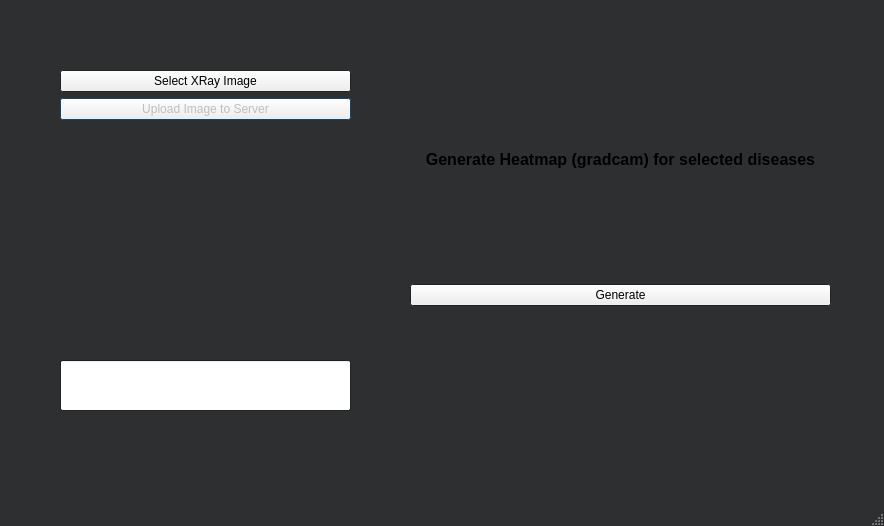
First picture: the form in Medical-ML-Frontend/mainwindow.ui, repository Diecaal/TFG-Medical-ML-App, before the edit.
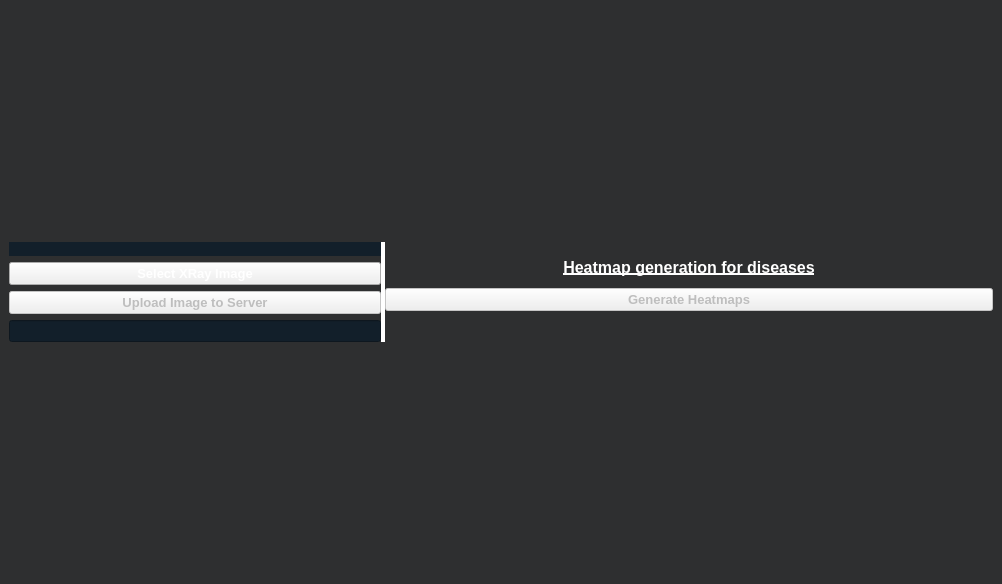
Second picture: the form after the edit.

Patch:
```diff
--- a/Medical-ML-Frontend/mainwindow.ui
+++ b/Medical-ML-Frontend/mainwindow.ui
@@ -6,10 +6,28 @@
    <rect>
     <x>0</x>
     <y>0</y>
-    <width>884</width>
-    <height>526</height>
+    <width>1002</width>
+    <height>584</height>
    </rect>
   </property>
+  <property name="sizePolicy">
+   <sizepolicy hsizetype="Fixed" vsizetype="Fixed">
+    <horstretch>0</horstretch>
+    <verstretch>0</verstretch>
+   </sizepolicy>
+  </property>
+  <property name="minimumSize">
+   <size>
+    <width>1002</width>
+    <height>584</height>
+   </size>
+  </property>
+  <property name="maximumSize">
+   <size>
+    <width>2000</width>
+    <height>1000</height>
+   </size>
+  </property>
   <property name="palette">
    <palette>
     <active>
@@ -47,6 +65,11 @@
     </disabled>
    </palette>
   </property>
+  <property name="font">
+   <font>
+    <underline>true</underline>
+   </font>
+  </property>
   <property name="windowTitle">
    <string>XRay ML Services</string>
   </property>
@@ -56,22 +79,69 @@
   <property name="autoFillBackground">
    <bool>false</bool>
   </property>
+  <property name="styleSheet">
+   <string notr="true"/>
+  </property>
   <widget class="QWidget" name="centralwidget">
    <property name="autoFillBackground">
     <bool>false</bool>
    </property>
-   <widget class="QWidget" name="formLayoutWidget">
-    <property name="geometry">
-     <rect>
-      <x>60</x>
-      <y>50</y>
-      <width>291</width>
-      <height>281</height>
-     </rect>
-    </property>
+   <property name="styleSheet">
+    <string notr="true">background-color:rgba(16, 30, 41, 240);
+padding: 10px;
+
+QPushButton#pushButton{
+background-color:rgba(2, 65, 118, 255);
+color:rgba(255, 255, 255, 200);
+border-radius:5px;
+border-width: 6px;
+border-color: white;
+}
+QPushButton#pushButton:pressed{
+padding-left:5px;
+padding-top:5px;
+background-color:rgba(2, 65, 118, 100);
+background-position:calc(100% - 10px)center;
+}
+QPushButton#pushButton:hover{
+background-color:rgba(2, 65, 118, 200);
+}</string>
+   </property>
+   <layout class="QHBoxLayout" name="horizontalLayout">
+    <item>
+     <widget class="QSplitter" name="splitter">
+      <property name="styleSheet">
+       <string notr="true">QSplitter::handle {
+    background: white;
+}</string>
+      </property>
+      <property name="frameShape">
+       <enum>QFrame::NoFrame</enum>
+      </property>
+      <property name="frameShadow">
+       <enum>QFrame::Plain</enum>
+      </property>
+      <property name="orientation">
+       <enum>Qt::Horizontal</enum>
+      </property>
+      <widget class="QWidget" name="">
+       <layout class="QVBoxLayout" name="verticalLayout_2">
+        <item>
     <layout class="QFormLayout" name="formLayout">
-     <item row="0" column="1">
+          <item row="0" column="0" colspan="2">
       <widget class="QLabel" name="labelUpload">
+            <property name="sizePolicy">
+             <sizepolicy hsizetype="Expanding" vsizetype="Expanding">
+              <horstretch>0</horstretch>
+              <verstretch>0</verstretch>
+             </sizepolicy>
+            </property>
+            <property name="autoFillBackground">
+             <bool>false</bool>
+            </property>
+            <property name="styleSheet">
+             <string notr="true">background-color:rgba(16, 30, 41, 240);</string>
+            </property>
        <property name="text">
         <string/>
        </property>
@@ -79,9 +149,24 @@
      </item>
      <item row="1" column="0" colspan="2">
       <widget class="QPushButton" name="buttonUpload">
+            <property name="sizePolicy">
+             <sizepolicy hsizetype="Minimum" vsizetype="Preferred">
+              <horstretch>0</horstretch>
+              <verstretch>0</verstretch>
+             </sizepolicy>
+            </property>
+            <property name="font">
+             <font>
+              <pointsize>10</pointsize>
+              <bold>true</bold>
+             </font>
+            </property>
        <property name="toolTip">
         <string>&lt;html&gt;&lt;head/&gt;&lt;body&gt;&lt;p&gt;U&lt;/p&gt;&lt;/body&gt;&lt;/html&gt;</string>
        </property>
+            <property name="styleSheet">
+             <string notr="true">color: white;</string>
+            </property>
        <property name="text">
         <string>Select XRay Image</string>
        </property>
@@ -92,44 +177,64 @@
        <property name="enabled">
         <bool>false</bool>
        </property>
+            <property name="sizePolicy">
+             <sizepolicy hsizetype="Minimum" vsizetype="Preferred">
+              <horstretch>0</horstretch>
+              <verstretch>0</verstretch>
+             </sizepolicy>
+            </property>
+            <property name="font">
+             <font>
+              <pointsize>10</pointsize>
+              <bold>true</bold>
+             </font>
+            </property>
+            <property name="styleSheet">
+             <string notr="true">:enabled {color: white; }
+</string>
+            </property>
        <property name="text">
         <string>Upload Image to Server</string>
        </property>
       </widget>
      </item>
     </layout>
-   </widget>
+        </item>
+        <item>
    <widget class="QLineEdit" name="lineEditStatusUpload">
-    <property name="geometry">
-     <rect>
-      <x>60</x>
-      <y>360</y>
-      <width>291</width>
-      <height>51</height>
-     </rect>
+          <property name="styleSheet">
+           <string notr="true">background-color:rgba(16, 30, 41, 240);
+color: white;</string>
+          </property>
+          <property name="alignment">
+           <set>Qt::AlignCenter</set>
     </property>
     <property name="readOnly">
      <bool>true</bool>
     </property>
    </widget>
-   <widget class="QWidget" name="verticalLayoutWidget">
-    <property name="geometry">
-     <rect>
-      <x>410</x>
-      <y>40</y>
-      <width>421</width>
-      <height>371</height>
-     </rect>
-    </property>
-    <layout class="QVBoxLayout" name="verticalLayout">
+        </item>
+       </layout>
+      </widget>
+      <widget class="QWidget" name="">
+       <layout class="QVBoxLayout" name="verticalLayout" stretch="4,8,2">
+        <property name="sizeConstraint">
+         <enum>QLayout::SetMaximumSize</enum>
+        </property>
      <item>
       <widget class="QLabel" name="label">
        <property name="sizePolicy">
-        <sizepolicy hsizetype="Minimum" vsizetype="Minimum">
+           <sizepolicy hsizetype="MinimumExpanding" vsizetype="MinimumExpanding">
          <horstretch>0</horstretch>
          <verstretch>0</verstretch>
         </sizepolicy>
        </property>
+          <property name="minimumSize">
+           <size>
+            <width>0</width>
+            <height>40</height>
+           </size>
+          </property>
        <property name="maximumSize">
         <size>
          <width>16777215</width>
@@ -140,10 +245,17 @@
         <font>
          <pointsize>12</pointsize>
          <bold>true</bold>
-        </font>
-       </property>
+            <underline>true</underline>
+           </font>
+          </property>
+          <property name="styleSheet">
+           <string notr="true">color: white;</string>
+          </property>
        <property name="text">
-        <string>Generate Heatmap (gradcam) for selected diseases</string>
+           <string>Heatmap generation for diseases</string>
+          </property>
+          <property name="scaledContents">
+           <bool>true</bool>
        </property>
        <property name="alignment">
         <set>Qt::AlignCenter</set>
@@ -158,14 +270,30 @@
       </layout>
      </item>
      <item>
-      <widget class="QPushButton" name="pushButton">
+         <widget class="QPushButton" name="btnGenerateGradcam">
+          <property name="enabled">
+           <bool>false</bool>
+          </property>
+          <property name="font">
+           <font>
+            <pointsize>10</pointsize>
+            <bold>true</bold>
+           </font>
+          </property>
+          <property name="styleSheet">
+           <string notr="true">:enabled {color: white; }
+</string>
+          </property>
        <property name="text">
-        <string>Generate</string>
+           <string>Generate Heatmaps</string>
        </property>
       </widget>
      </item>
     </layout>
    </widget>
+     </widget>
+    </item>
+   </layout>
   </widget>
   <widget class="QMenuBar" name="menubar">
    <property name="geometry">
@@ -177,7 +305,6 @@
     </rect>
    </property>
   </widget>
-  <widget class="QStatusBar" name="statusbar"/>
  </widget>
  <resources/>
  <connections/>
```
Left out of the diff: 6 changed lines with no effect on the pictures. Lines whose indentation alone changed are shown as unchanged.
